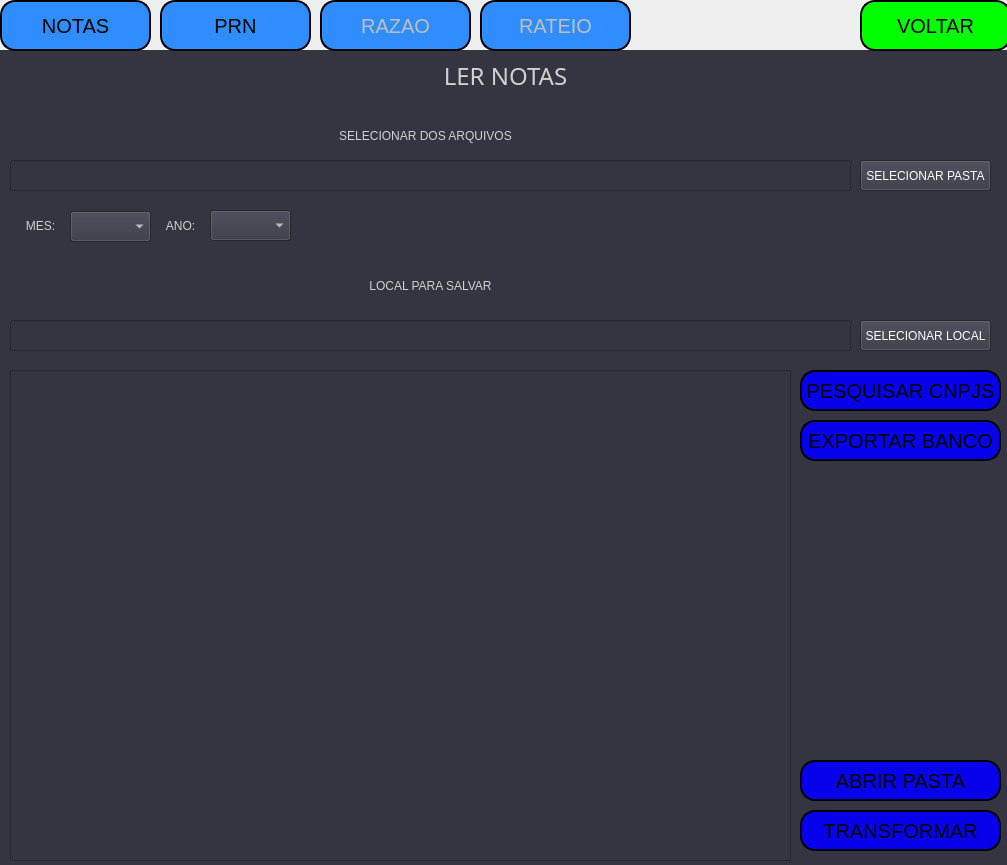
AlexandreSilvestrin/Programa-automacao, file interface/mainW.ui: the form before one commit.
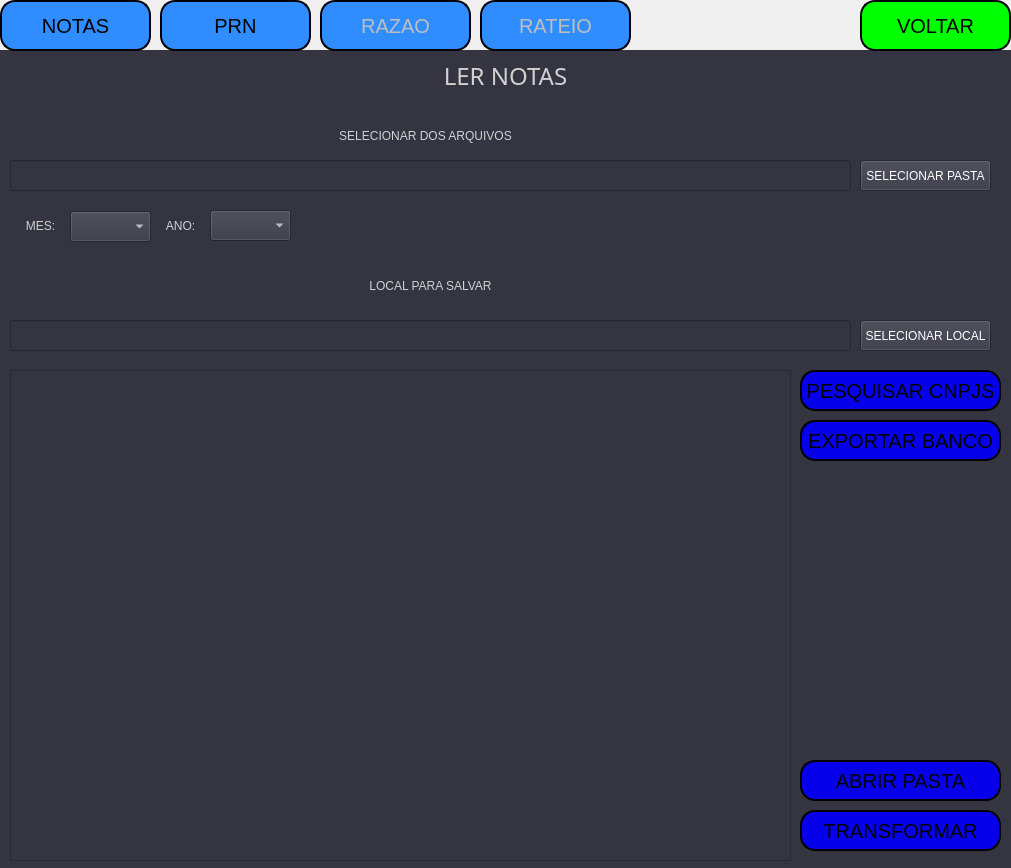
The form after the commit.

What changed in the file:
```diff
--- a/interface/mainW.ui
+++ b/interface/mainW.ui
@@ -6,10 +6,16 @@
    <rect>
     <x>0</x>
     <y>0</y>
-    <width>1007</width>
-    <height>865</height>
+    <width>1011</width>
+    <height>868</height>
    </rect>
   </property>
+  <property name="sizePolicy">
+   <sizepolicy hsizetype="Fixed" vsizetype="Fixed">
+    <horstretch>0</horstretch>
+    <verstretch>0</verstretch>
+   </sizepolicy>
+  </property>
   <property name="windowTitle">
    <string>MainWindow</string>
   </property>
@@ -23,6 +29,24 @@
       <height>821</height>
      </rect>
     </property>
+    <property name="minimumSize">
+     <size>
+      <width>1011</width>
+      <height>821</height>
+     </size>
+    </property>
+    <property name="maximumSize">
+     <size>
+      <width>1011</width>
+      <height>821</height>
+     </size>
+    </property>
+    <property name="baseSize">
+     <size>
+      <width>1011</width>
+      <height>821</height>
+     </size>
+    </property>
     <property name="cursor">
      <cursorShape>ArrowCursor</cursorShape>
     </property>
```
Left out of the diff: 2 changed lines with no effect on the pictures.
